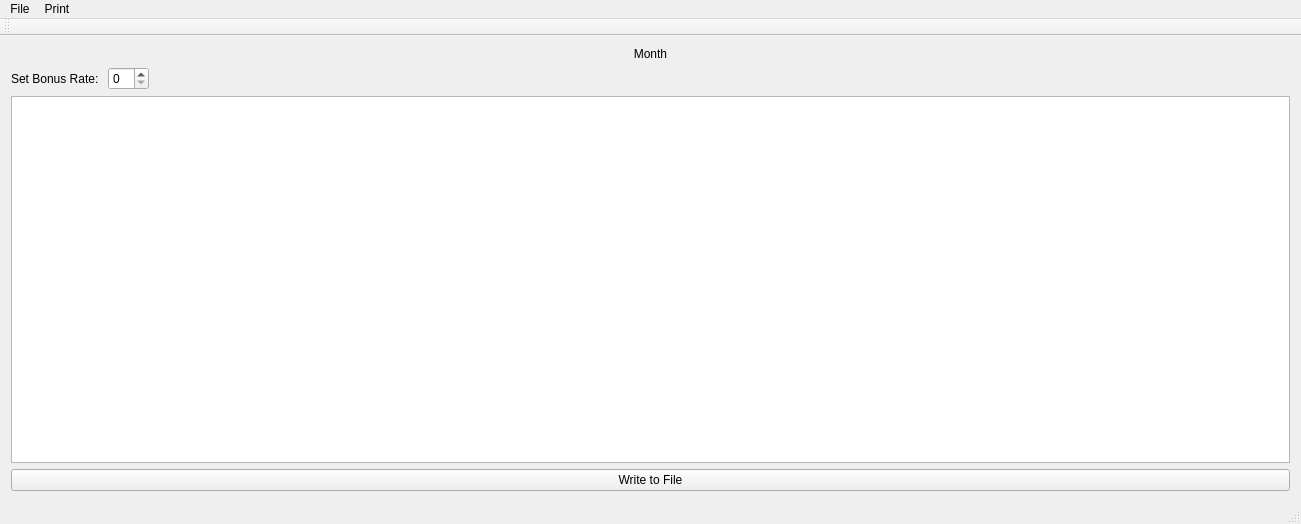
This is mainwindow.ui in SirJeany/TwoRivers-Payroll as Qt 5 draws it before an edit. The edited form follows.
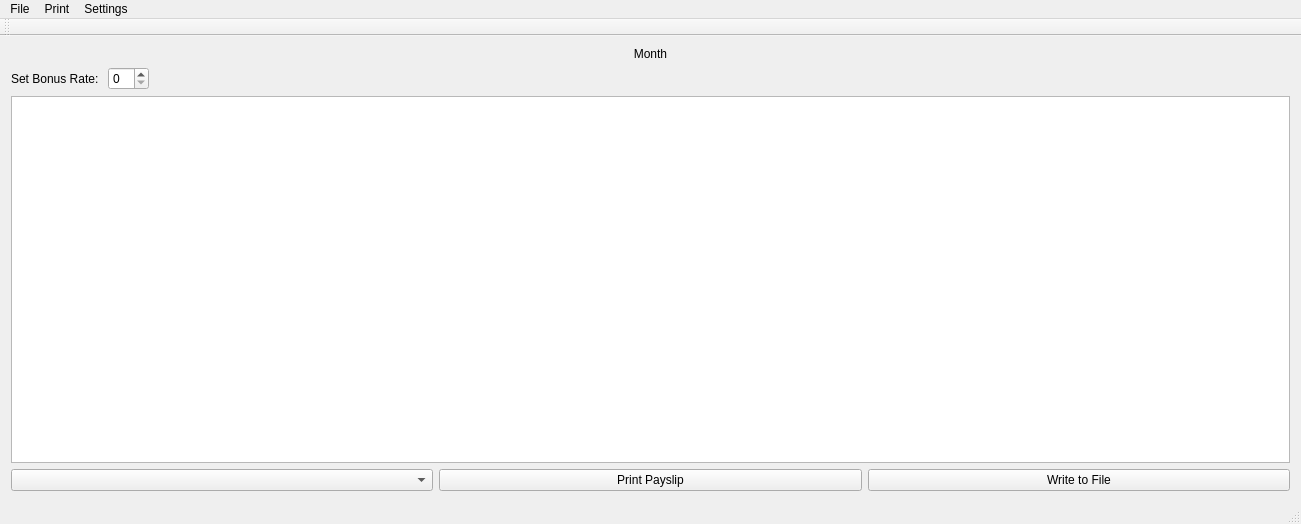
This is the edited form.

Commit message: Touched up writing all employees to file - Added headings and fixed totals. Can now save directly to xls file.

Diff of the .ui file:
```diff
--- a/mainwindow.ui
+++ b/mainwindow.ui
@@ -73,6 +73,16 @@
     </item>
     <item>
      <layout class="QHBoxLayout" name="horizontalLayout_2">
+      <item>
+       <widget class="QComboBox" name="comboBox_Employees"/>
+      </item>
+      <item>
+       <widget class="QPushButton" name="pushButton_PrintPayslip">
+        <property name="text">
+         <string>Print Payslip</string>
+        </property>
+       </widget>
+      </item>
       <item>
        <widget class="QPushButton" name="writeToFileBtn">
         <property name="text">
@@ -126,8 +136,15 @@
     <addaction name="menuProduce_Monthly_Payslip"/>
     <addaction name="menuType_Here"/>
    </widget>
+   <widget class="QMenu" name="menuSettings">
+    <property name="title">
+     <string>Settings</string>
+    </property>
+    <addaction name="actionSet_Bonus_Multiplier"/>
+   </widget>
    <addaction name="menuFile"/>
    <addaction name="menuPrint"/>
+   <addaction name="menuSettings"/>
   </widget>
   <widget class="QToolBar" name="mainToolBar">
    <attribute name="toolBarArea">
```
Left out of the diff: 5 changed lines with no effect on the pictures. The commit also changes 11 other files.
